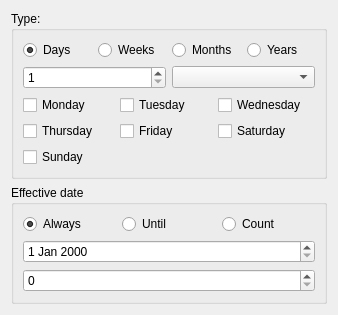
KangLin/Calendar, file Src/FrmCustomActivity.ui: the form before one commit.
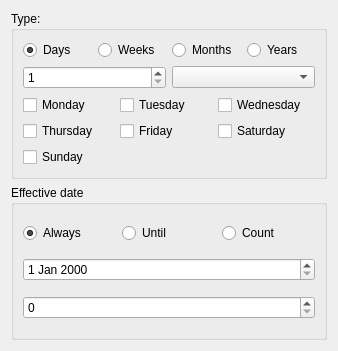
The form after the commit.

Diff of the .ui file:
```diff
--- a/Src/FrmCustomActivity.ui
+++ b/Src/FrmCustomActivity.ui
@@ -7,7 +7,7 @@
     <x>0</x>
     <y>0</y>
     <width>338</width>
-    <height>300</height>
+    <height>351</height>
    </rect>
   </property>
   <property name="windowTitle">
```
Left out of the diff: 4 changed lines with no effect on the pictures.
